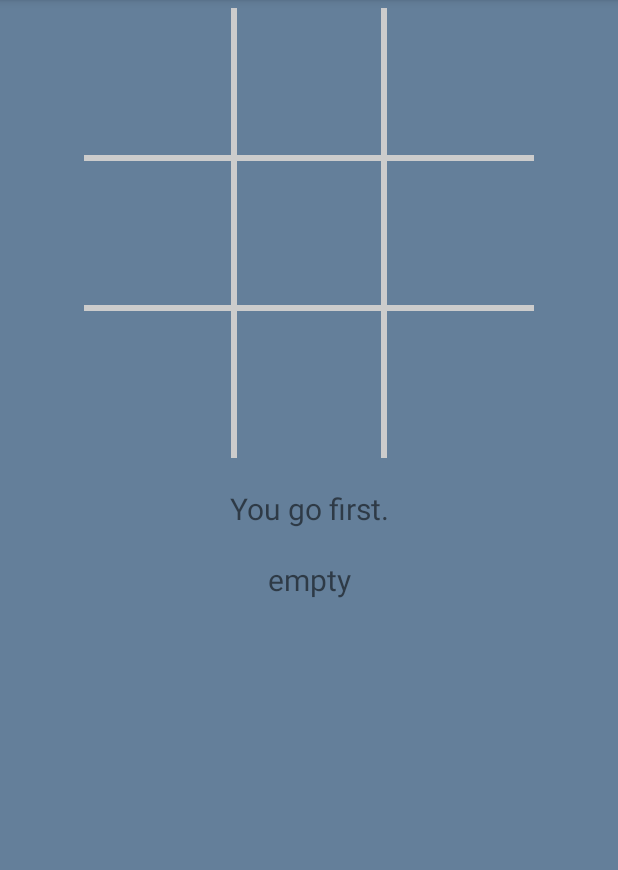
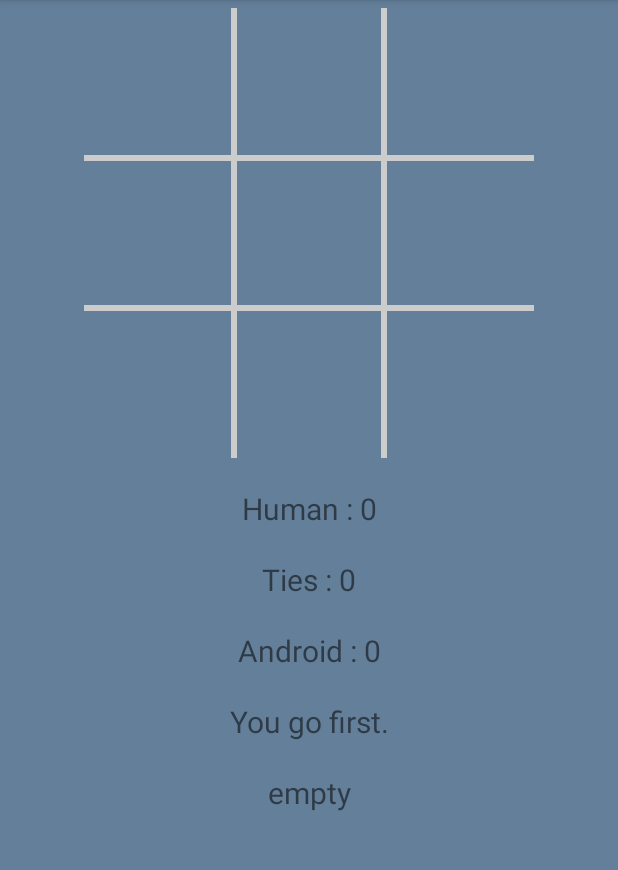
Before and after one commit to macortesn/macortesn-movilesUnal20182, an Android app: the screen it shows after launch (AndroidTicTacToeActivity), on a phone screen of 412 x 824 dp, the part 84-954 px from its top. Run offline under Robolectric (Android 15) with nearby library versions, the phone set to English and light mode, and no system bars.

Commit message:
Correccion  Reto 6

```diff
--- a/Reto6/AndroidTicTacToeV4/app/src/main/java/com/macortesn/androidtictactoe/AndroidTicTacToeActivity.java
+++ b/Reto6/AndroidTicTacToeV4/app/src/main/java/com/macortesn/androidtictactoe/AndroidTicTacToeActivity.java
@@ -3,6 +3,7 @@ package com.macortesn.androidtictactoe;
 import android.app.AlertDialog;
 import android.app.Dialog;
 import android.content.DialogInterface;
+import android.content.SharedPreferences;
 import android.graphics.Color;
 import android.media.MediaPlayer;
 
@@ -26,14 +27,31 @@ public class AndroidTicTacToeActivity extends AppCompatActivity {
     private TextView mInfoEmptyTextView;
     static final int DIALOG_DIFFICULTY_ID = 0;
     static final int DIALOG_QUIT_ID = 1;
+    static final int DIALOG_RESET_ID = 2;
     private boolean mGameOver;
 
     private BoardView mBoardView;
 
 
+
+    private TextView mNumberHuman;
+    private TextView mNumberTie;
+    private TextView mNumberAndroid;
+
+
+
     private MediaPlayer mHumanMediaPlayer;
     private MediaPlayer mComputerMediaPlayer;
     private MediaPlayer mStart;
+
+    private int mAndroidWins;
+    private int mHumanWins;
+    private int mTies;
+    private boolean mGoFirst;
+    private boolean mInitialSound;
+
+    private SharedPreferences mPrefs;
+
 
 
     @Override
@@ -63,36 +81,61 @@ public class AndroidTicTacToeActivity extends AppCompatActivity {
     private void results(){
         int winner = mGame.checkForWinner();
 
-        if (winner == 0) {
-            mInfoTextView.setText("It's Android's turn.");
-
+        if (winner == 0 && mGoFirst){
+            mInfoTextView.setText("It's your turn.");
             winner = mGame.checkForWinner();
+            mGoFirst=false;
         }
-
-        if (winner == 0)
+        else if (winner == 0 && !mGoFirst){
             mInfoTextView.setText("It's your turn.");
+            winner = mGame.checkForWinner();
+            mGoFirst=true;
+        }
         else if (winner == 1) {
+            mTies++;
+            mNumberTie.setText("Ties : " + mTies);
             mInfoTextView.setText("It's a tie!");
             mGameOver=true;
         }
         else if (winner == 2) {
+            mHumanWins++;
+            mNumberHuman.setText("Human : " + mHumanWins);
             mInfoTextView.setText("You won!");
             mGameOver=true;
         }
         else {
+            mAndroidWins++;
+            mNumberAndroid.setText("Android : " + mAndroidWins);
             mInfoTextView.setText("Android won!");
             mGameOver=true;
         }
+
     }
+
+    private void resetScore(){
+
+        mTies=0;
+        mNumberTie.setText("Ties : " + mTies);
+
+        mHumanWins=0;
+        mNumberHuman.setText("Human : " + mHumanWins);
+
+        mAndroidWins=0;
+        mNumberAndroid.setText("Android : " + mAndroidWins);
+
+    }
+
 
 
 
     private View.OnTouchListener mTouchListener=new View.OnTouchListener() {
         @Override
-        public boolean onTouch(View v, MotionEvent event) {
+        public boolean onTouch(final View v, MotionEvent event) {
+            v.setEnabled(true);
             int col = (int) event.getX() / mBoardView.getBoardCellWidth();
             int row = (int) event.getY() / mBoardView.getBoardCellHeight();
             int pos = row * 3 + col;
+
 
             if (!mGameOver && setMove(TicTacToeGame.HUMAN_PLAYER, pos))	{
                 mHumanMediaPlayer.start( );
@@ -100,8 +143,12 @@ public class AndroidTicTacToeActivity extends AppCompatActivity {
                 // If no winner yet, let the computer make a move
 
                 int winner = mGame.checkForWinner( );
+
+                v.setEnabled(false);
+
+
+
                 if( winner == 0 ){
-
                     Handler handler = new Handler();
                     handler.postDelayed(new Runnable() {
                         public void run() {
@@ -110,14 +157,19 @@ public class AndroidTicTacToeActivity extends AppCompatActivity {
                             mComputerMediaPlayer.start( );
 
                             mBoardView.invalidate();
+
                             results();
                         }
                     }, 2000);
-
-
+                    handler.postDelayed(new Runnable() {
+                        public void run() {
+                            v.setEnabled(true);
+                        }
+                    }, 2000);
 
                 }
                 else {
+
                     results();
                     mBoardView.invalidate();
                 }
@@ -129,17 +181,26 @@ public class AndroidTicTacToeActivity extends AppCompatActivity {
 
     private void startNewGame(){
 
+
+        mNumberTie.setText("Ties : " + mTies);
+
+        mNumberHuman.setText("Human : " + mHumanWins);
+
+        mNumberAndroid.setText("Android : " + mAndroidWins);
+        mInitialSound=true;
+
         mGame.clearBoard();
         mBoardView.invalidate();
         mGameOver=false;
+        mGoFirst=true;
         mInfoTextView.setText("You go first.");
         Handler handler = new Handler();
         handler.postDelayed(new Runnable() {
             public void run() {
-
-                mStart.start( );
-
-
+                if (mInitialSound) {
+                    mStart.start();
+                    mInitialSound = false;
+                }
             }
         }, 2000);
 
@@ -165,6 +226,9 @@ public class AndroidTicTacToeActivity extends AppCompatActivity {
                 return true;
             case R.id.quit:
                 showDialog(DIALOG_QUIT_ID);
+                return true;
+            case R.id.reset:
+                showDialog(DIALOG_RESET_ID);
                 return true;
         }
         return false;
@@ -244,27 +308,114 @@ public class AndroidTicTacToeActivity extends AppCompatActivity {
                 dialog = builder.create();
 
                 break;
+
+            case DIALOG_RESET_ID:
+                // Create the quit confirmation dialog
+
+                builder.setMessage(R.string.quit_question)
+                        .setCancelable(false)
+                        .setPositiveButton(R.string.yes, new DialogInterface.OnClickListener() {
+                            public void onClick(DialogInterface dialog, int id) {
+                                AndroidTicTacToeActivity.this.resetScore();
+                            }
+                        })
+                        .setNegativeButton(R.string.no, null);
+                dialog = builder.create();
+
+                break;
         }
         return dialog;
     }
 
+    @Override
+    protected void onSaveInstanceState(Bundle outState) {
+        super.onSaveInstanceState(outState);
+
+        outState.putCharArray("board", mGame.getBoardState());
+        outState.putBoolean("mGameOver", mGameOver);
+        outState.putBoolean("mInitialSound", mInitialSound);
+        outState.putInt("mHumanWins", Integer.valueOf(mHumanWins));
+        outState.putInt("mAndroidWins", Integer.valueOf(mAndroidWins));
+        outState.putInt("mTies", Integer.valueOf(mTies));
+        outState.putCharSequence("info", mInfoTextView.getText());
+        outState.putBoolean("mGoFirst", mGoFirst);
+    }
 
 
+    @Override
+    protected void onRestoreInstanceState(Bundle savedInstanceState) {
+        super.onRestoreInstanceState(savedInstanceState);
+
+        mInitialSound=savedInstanceState.getBoolean("mInitialSound");
+        mGame.setBoardState(savedInstanceState.getCharArray("board"));
+        mGameOver = savedInstanceState.getBoolean("mGameOver");
+        mInfoTextView.setText(savedInstanceState.getCharSequence("info"));
+        mHumanWins = savedInstanceState.getInt("mHumanWins");
+        mAndroidWins = savedInstanceState.getInt("mAndroidWins");
+        mTies = savedInstanceState.getInt("mTies");
+        mGoFirst = savedInstanceState.getBoolean("mGoFirst");
+    }
+
+    private void displayScores() {
+        mNumberAndroid.setText("Android : " + Integer.toString(mAndroidWins));
+        mNumberHuman.setText("Human : " + Integer.toString(mHumanWins));
+        mNumberTie.setText("Ties : " + Integer.toString(mTies));
+    }
+
+
+    @Override
+    protected void onStop() {
+        super.onStop();
+
+        // Save the current scores
+        SharedPreferences.Editor ed = mPrefs.edit();
+        ed.putInt("mHumanWins", mHumanWins);
+        ed.putInt("mAndroidWins", mAndroidWins);
+        ed.putInt("mTies", mTies);
+
+        //for(int i=0; i<9;i++){
+            //ed.putString(String.valueOf(i+1) , Character.toString(mGame.getBoardOccupant(i)));
+        //}
+
+        ed.commit();
+    }
     @Override
     protected void onCreate(Bundle savedInstanceState) {
         super.onCreate(savedInstanceState);
         setContentView(R.layout.activity_android_tic_tac_toe);
 
+        mGame = new TicTacToeGame();
+
+        mPrefs=getSharedPreferences("ttt_prefs",MODE_PRIVATE);
+
+        // Restore the scores
+        mHumanWins = mPrefs.getInt("mHumanWins", 0);
+        mAndroidWins = mPrefs.getInt("mAndroidWins", 0);
+        mTies = mPrefs.getInt("mTies", 0);
 
 
+        //for(int i=0; i<9;i++){
+           //char tmp= mPrefs.getString(String.valueOf(i+1) ,String.valueOf(i+1)).charAt(0);
+          // mGame.setMove(tmp, i);
+        //}
+
+        mNumberHuman = (TextView) findViewById(R.id.humani);
+        mNumberTie = (TextView) findViewById(R.id.tiei);
+        mNumberAndroid = (TextView) findViewById(R.id.androidi);
+
         mInfoTextView = (TextView) findViewById(R.id.information);
-        mInfoEmptyTextView = (TextView) findViewById(R.id.empty);
-        mGame = new TicTacToeGame();
+
         mBoardView=(BoardView) findViewById(R.id.board);
         mBoardView.setGame(mGame);
         mBoardView.setOnTouchListener( mTouchListener );
+        startNewGame();
 
 
-        startNewGame();
+
+
+
+
+
+
     }
 }
--- /dev/null
+++ b/Reto6/AndroidTicTacToeV4/app/src/main/res/layout-land/activity_android_tic_tac_toe.xml
@@ -0,0 +1,48 @@
+<?xml version="1.0" encoding="utf-8"?>
+
+<RelativeLayout xmlns:android="http://schemas.android.com/apk/res/android"
+    xmlns:tools="http://schemas.android.com/tools"
+    android:layout_width="fill_parent"
+    android:layout_height="fill_parent"
+    android:background="#af20486f"
+    android:gravity="center_horizontal"
+    android:orientation="vertical"
+    tools:layout_editor_absoluteY="56dp">
+
+    <com.macortesn.androidtictactoe.BoardView
+
+        android:id="@+id/board"
+        android:layout_width="270dp"
+        android:layout_height="270dp"
+        android:layout_marginTop="15dp"
+        android:layout_marginLeft="15dp"/>
+
+
+    <TextView android:id="@+id/humani"
+        android:layout_width="270dp"
+        android:layout_height="wrap_content"    			android:text="Human"
+        android:gravity="center_horizontal" 		      android:layout_marginTop="30dp"
+        android:layout_marginLeft="300dp"
+        android:textSize="20dp" />
+    <TextView android:id="@+id/tiei"    	           	android:layout_width="270dp"
+        android:layout_height="wrap_content"    			android:text="Ties"
+        android:gravity="center_horizontal" 		      android:layout_marginTop="80dp"
+        android:layout_marginLeft="300dp"
+        android:textSize="20dp" />
+    <TextView android:id="@+id/androidi"    	           	android:layout_width="270dp"
+        android:layout_height="wrap_content"    			android:text="Android"
+        android:gravity="center_horizontal" 		      android:layout_marginTop="130dp"
+        android:layout_marginLeft="300dp"
+        android:textSize="20dp" />
+
+    <TextView android:id="@+id/information"    	           	android:layout_width="270dp"
+        android:layout_marginLeft="300dp"
+        android:layout_height="wrap_content"    			android:text="info"
+        android:gravity="center_horizontal" 		      android:layout_marginTop="180dp"
+        android:textSize="20dp" />
+    <TextView android:id="@+id/empty"    	           	android:layout_width="fill_parent"
+        android:layout_height="wrap_content"    			android:text="empty"
+        android:gravity="center_horizontal" 		      android:layout_marginTop="300dp"
+        android:textSize="20dp" />
+
+</RelativeLayout>
--- a/Reto6/AndroidTicTacToeV4/app/src/main/res/layout/activity_android_tic_tac_toe.xml
+++ b/Reto6/AndroidTicTacToeV4/app/src/main/res/layout/activity_android_tic_tac_toe.xml
@@ -16,6 +16,20 @@
         android:layout_height="300dp"
         android:layout_marginTop="5dp"/>
 
+    <TextView android:id="@+id/humani"
+        android:layout_width="fill_parent"
+        android:layout_height="wrap_content"    			android:text="Human"
+        android:gravity="center_horizontal" 		      android:layout_marginTop="20dp"
+        android:textSize="20dp" />
+    <TextView android:id="@+id/tiei"    	           	android:layout_width="fill_parent"
+        android:layout_height="wrap_content"    			android:text="Ties"
+        android:gravity="center_horizontal" 		      android:layout_marginTop="20dp"
+        android:textSize="20dp" />
+    <TextView android:id="@+id/androidi"    	           	android:layout_width="fill_parent"
+        android:layout_height="wrap_content"    			android:text="Android"
+        android:gravity="center_horizontal" 		      android:layout_marginTop="20dp"
+        android:textSize="20dp" />
+
 
     <TextView android:id="@+id/information"    	           	android:layout_width="fill_parent"
         android:layout_height="wrap_content"    			android:text="info"
--- a/Reto6/AndroidTicTacToeV4/app/src/main/res/menu/options_menu.xml
+++ b/Reto6/AndroidTicTacToeV4/app/src/main/res/menu/options_menu.xml
@@ -8,4 +8,8 @@
     <item android:id="@+id/quit"
         android:title="Quit"
         android:icon="@drawable/quit_game" />
+
+    <item android:id="@+id/reset"
+        android:title="Reset"
+        android:icon="@drawable/quit_game" />
 </menu>
```
Also changed, not shown: Reto6/AndroidTicTacToeV4/app/src/main/java/com/macortesn/androidtictactoe/TicTacToeGame.java (+12 -0 lines), 1 other file.
